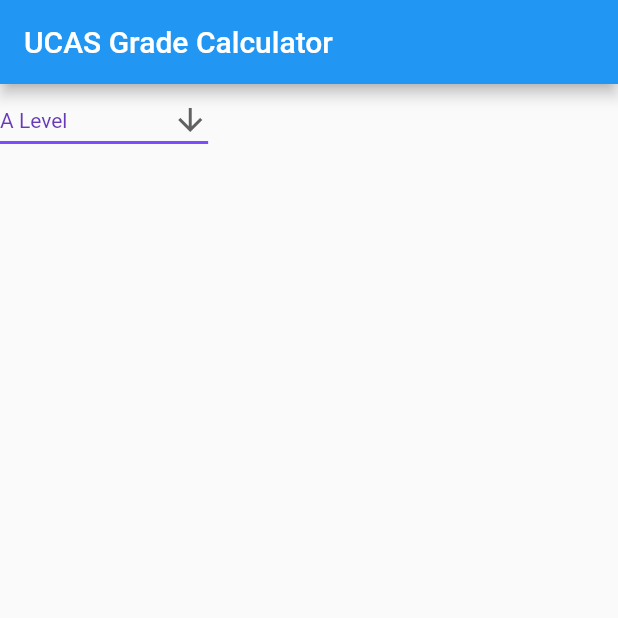
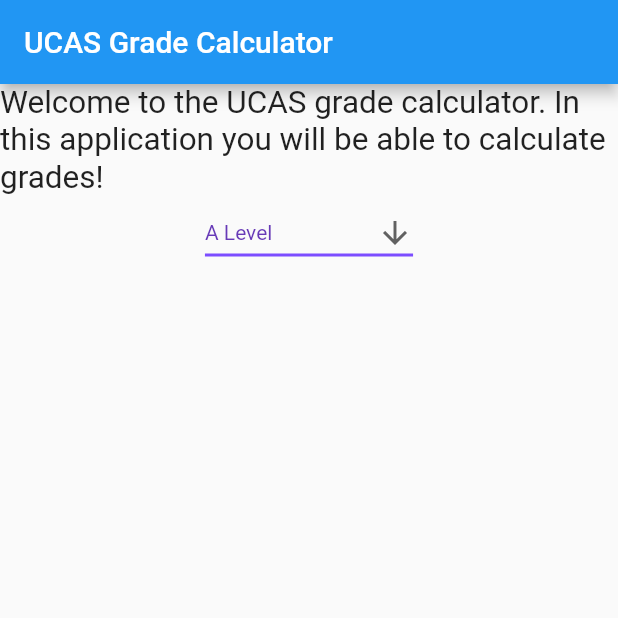
Before and after one commit to WillTheDeveloper/FlutterGradesApp, a Flutter app: the screen it shows after launch, on a phone screen of 412 x 824 dp, the top half of it. Run offline on Flutter 3.47's test engine with Material 2 defaults, Android fonts, the phone set to English and light mode, and no system bars.

Commit message:
Added title and updating dropdown

```diff
--- a/lib/main.dart
+++ b/lib/main.dart
@@ -1,3 +1,4 @@
+import 'package:flutter/cupertino.dart';
 import 'package:flutter/material.dart';
 
 void main() {
@@ -29,12 +30,32 @@ class MyApp extends StatelessWidget {
         appBar: AppBar(
           title: const Text('UCAS Grade Calculator'),
         ),
-        body: const Align(
-          alignment: Alignment.topLeft,
-          child: DropMenu()
-        ),
+        body: Column(
+          children: const [
+            Intro(),
+            DropMenu(),
+          ],
+        )
       ),
     );
+  }
+}
+
+class Intro extends StatefulWidget {
+  const Intro({Key? key}) : super(key: key);
+
+  @override
+  State<Intro> createState() => _Intro();
+}
+
+class _Intro extends State<Intro> {
+  String Introduction = 'Welcome to the UCAS grade calculator. In this application you will be able to calculate grades!';
+
+  @override
+  Widget build(BuildContext context) {
+    return Text(Introduction,
+    textAlign: TextAlign.left,
+    textScaleFactor: 1.5,);
   }
 }
 
```
